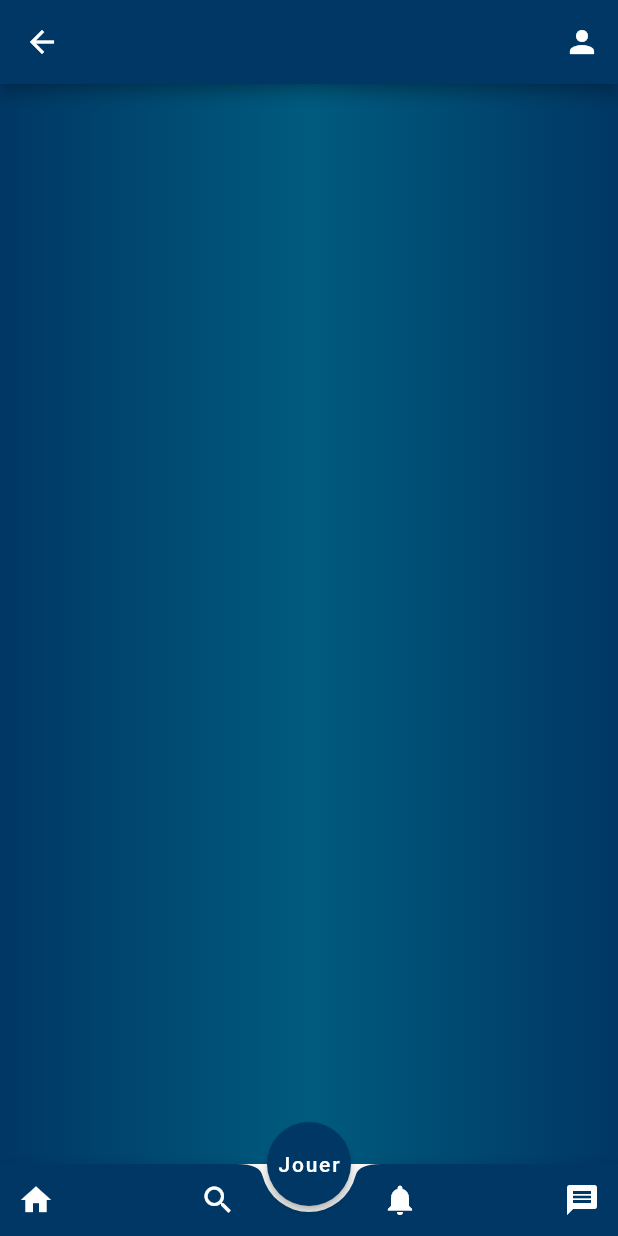
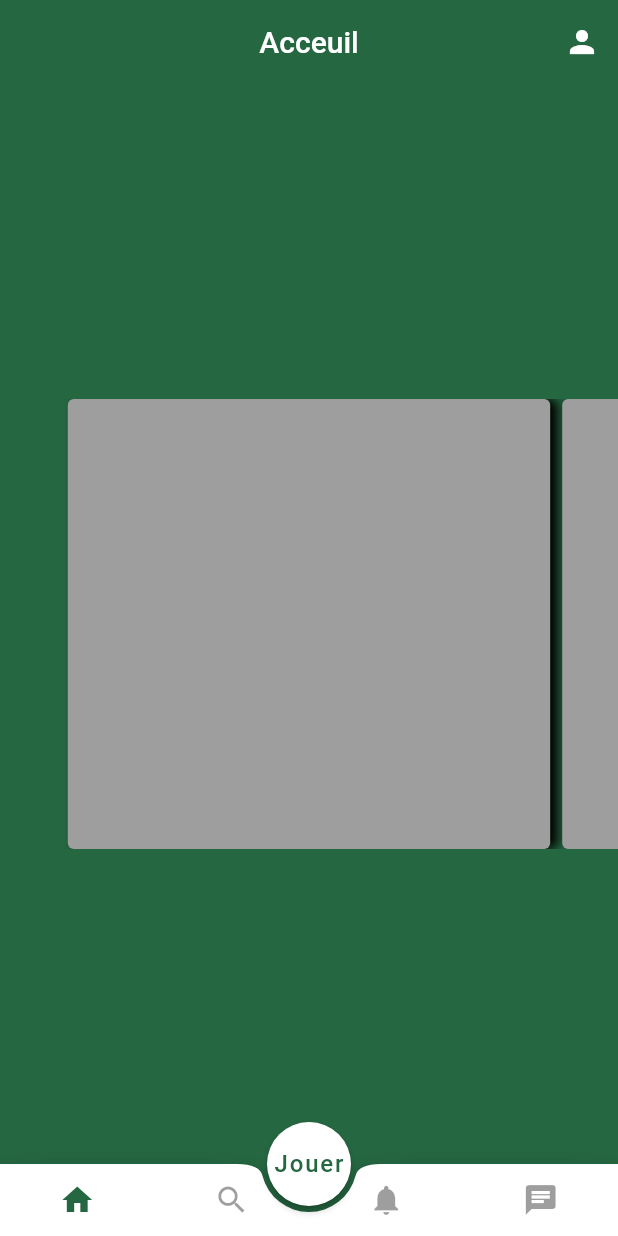
Before and after one commit to Rafik-Belkadi/l3abna-app, a Flutter app: the HomePage screen opened directly, on a phone screen of 412 x 824 dp. Run offline on Flutter 3.47's test engine with Material 2 defaults, Android fonts, the phone set to English and light mode, and no system bars; our stand-ins replace firebase_auth, font_awesome_flutter; accounts and stored records are empty.

Commit message:
Added Cards view and navigation

```diff
--- a/lib/Pages/Home.dart
+++ b/lib/Pages/Home.dart
@@ -11,47 +11,106 @@ class HomePage extends StatefulWidget {
 
 class HomePageState extends State<HomePage> {
   final GlobalKey<ScaffoldState> _scaffoldKey = new GlobalKey<ScaffoldState>();
+
+  int _currentTab = 0;
+
+  Widget _home = Text('Acceuil');
+  Widget _search = Text('seach');
+  Widget _notifications = Text('Notifications');
+  Widget _messages = Text('messages');
+  Widget _body = Text('Acceuil');
+
+
+  List _bottomItems = [
+    {"icon": Icons.home, "index": 0},
+    {"icon": Icons.search, "index": 1},
+    {"icon": Icons.notifications, "index": 2},
+    {"icon": Icons.chat, "index": 3},
+  ];
+
+  void setBody(Widget widget) {
+    setState(() {
+      _body = widget;
+    });
+  }
+
+  @override
+  void initState() {
+    super.initState();
+
+    changeTab(index: 0);
+  }
+
+  // On tap handling ( Bottom app bar... navigation ect)
+
   @override
   Widget build(BuildContext context) {
-    return new Scaffold(
-        //  Background color
-        backgroundColor: Colors.transparent,
+    return Scaffold(
+        backgroundColor: Color(0xFF256741),
         key: _scaffoldKey,
-        //  AppBar
-        appBar: AppBar(
-          backgroundColor: Color(0xFF003764),
-          actions: <Widget>[
-            IconButton(
-              onPressed: () => _scaffoldKey.currentState.openEndDrawer(),
-              icon: Icon(
-                Icons.person,
-                color: Colors.white,
+
+        appBar: _body ==_home || _body ==_notifications ? buildAppBar() : null,
+
+        endDrawer: _body ==_home ? buildDrawer() : null,
+
+        body: buildBody(),
+
+        floatingActionButtonLocation: FloatingActionButtonLocation.centerDocked,
+
+        floatingActionButton: FloatingActionButton(
+          backgroundColor: Colors.white,
+          onPressed: () => {},
+          tooltip: 'Increment',
+          child: Text(
+            'Jouer',
+            style: TextStyle(
+              color: Color(0xFF256741),
+              fontSize: 16.0
             ),
-            )
-          ],
           ),
-        endDrawer: Drawer(
+          elevation: 2.0,
+        ),
+
+        bottomNavigationBar: _buildBottomNavigation(context)
+    );
+  }
+
+// --------------------------------------------------------------------------------------------------
+  // Refractoring Part
+// --------------------------------------------------------------------------------------------------
+  //  Change tab function for bottom navigation bar
+  void changeTab({index = 0}) {
+    switch (index) {
+      case 0:
+        setBody(_home);
+        break;
+      case 1:
+        setBody(_search);
+        break;
+      case 2:
+        setBody(_notifications);
+        break;
+      case 3:
+        setBody(_messages);
+        break;
+    }
+  }
+
+//  Drawer
+  Drawer buildDrawer() {
+    return Drawer(
       child: Directionality(
         textDirection: TextDirection.ltr,
         child: ListView(
           children: <Widget>[
             UserAccountsDrawerHeader(
               decoration: new BoxDecoration(
-                    gradient: new LinearGradient(
-                        colors: [
-                          const Color(0xFF003764),
-                          const Color(0xFF005B7F),
-                          const Color(0xFF003764)
-                        ],
-                        begin: const FractionalOffset(0.0, 0.0),
-                        end: const FractionalOffset(1.0, 0.0),
-                        stops: [0.0, 0.5, 1.0],
-                        tileMode: TileMode.clamp),
+                color: Color(0xFF256741),
               ),
               accountName: Text("Ashish Rawat"),
               accountEmail: Text("ashishrawat2911@gmail.com"),
               currentAccountPicture: CircleAvatar(
-                    backgroundColor: Color(0xFF003764),
+                backgroundColor: Colors.white,
                 child: Text(
                   "A",
                   style: TextStyle(fontSize: 40.0),
@@ -61,77 +120,102 @@ class HomePageState extends State<HomePage> {
           ],
         ),
       ),
+    );
+  }
+
+  //  AppBar
+  AppBar buildAppBar() {
+    return AppBar(
+      title: _body == _home ? _home :_body ==_notifications ? _notifications : null,
+      centerTitle: true,
+      backgroundColor: Color(0xFF256741),
+      elevation: 0.0,
+      actions: _body == _home ? <Widget>[
+        IconButton(
+          onPressed: () => _scaffoldKey.currentState.openEndDrawer(),
+          icon: Icon(
+            Icons.person,
+            color: Colors.white,
           ),
+        )
+      ] : null,
+    );
+  }
 
-        //  Body
-        body: Container(
-            decoration: new BoxDecoration(
-          gradient: new LinearGradient(
-              colors: [
-                const Color(0xFF003764),
-                const Color(0xFF005B7F),
-                const Color(0xFF003764)
-              ],
-              begin: const FractionalOffset(0.0, 0.0),
-              end: const FractionalOffset(1.0, 0.0),
-              stops: [0.0, 0.5, 1.0],
-              tileMode: TileMode.clamp),
-        )),
-        // Body End ------------
+  // Bottom navigation Bar with FAB center docked
+  _buildBottomNavigation(BuildContext context) {
+    var _items = <BottomNavigationBarItem>[];
 
-        // Floating Button section
-        floatingActionButtonLocation: FloatingActionButtonLocation.centerDocked,
-        floatingActionButton: FloatingActionButton(
-          backgroundColor: Color(0xFF003764),
-          onPressed: () {},
-          tooltip: 'Increment',
-          child: Text('Jouer'),
-          elevation: 2.0,
+    for (var item in _bottomItems) {
+      _items.add(new BottomNavigationBarItem(
+        icon: new Icon(
+          item['icon'],
+          color: Colors.black,
         ),
+        title: new Text(''),
+      ));
+    }
 
-        // --------------------------
-
-        //  Bottom Appbar
-        bottomNavigationBar: BottomAppBar(
+    return new BottomAppBar(
+      color: Colors.white,
       shape: CircularNotchedRectangle(),
       notchMargin: 4.0,
-          color: Color(0xFF003764),
-          child: Row(
-            mainAxisAlignment: MainAxisAlignment.spaceBetween,
-            mainAxisSize: MainAxisSize.max,
-            children: <Widget>[
-              IconButton(
-                icon: Icon(
-                  Icons.home,
-                  color: Colors.white,
+      child: new Row(
+        mainAxisAlignment: MainAxisAlignment.spaceAround,
+        children: _bottomItems.map((x) {
+          return new IconButton(
+            icon: new Icon(
+              x['icon'],
+              color: _currentTab == x['index'] ? Color(0xFF256741) : Colors.black38,
             ),
-                onPressed: () => {},
+            onPressed: () {
+              setState(() {
+                _currentTab = x['index'];
+              });
+              changeTab(index: x['index']);
+            },
+          );
+        }).toList(),
       ),
-              IconButton(
-                icon: Icon(
-                  Icons.search,
-                  color: Colors.white,
+    );
+  }
+
+  // Body
+  Widget buildBody() {
+    return Center(child : _buildCarousel(context));
+  }
+
+
+  Widget _buildCarousel(BuildContext context) {
+    return
+        SizedBox(
+          // you may want to use an aspect ratio here for tablet support
+          height: 300.0,
+          child: PageView.builder(
+            // store this controller in a State to save the carousel scroll position
+            controller: PageController(viewportFraction: 0.8),
+            itemBuilder: (BuildContext context, int itemIndex) {
+              return _buildCarouselItem(context, itemIndex);
+            },
           ),
-                onPressed: () => {},
+        );
+  }
+
+  Widget _buildCarouselItem(BuildContext context, int itemIndex) {
+    return Padding(
+      padding: EdgeInsets.symmetric(horizontal: 4.0),
+      child: Container(
+        decoration: BoxDecoration(
+          color: Colors.grey,
+          borderRadius: BorderRadius.all(Radius.circular(4.0)),
+          boxShadow: [
+            BoxShadow(
+              offset: new Offset(5.0, 0.0),
+              blurRadius: 5.0,
             ),
-              IconButton(
-                icon: Icon(
-                  Icons.notifications,
-                  color: Colors.white,
+          ]
         ),
-                onPressed: () => {},
       ),
-              IconButton(
-                icon: Icon(
-                  Icons.message,
-                  color: Colors.white,
-                ),
-                onPressed: () => {},
-              ),
-            ],
-          ),
-        )
-        //  End bottom appbar -------
     );
   }
 }
--- a/lib/main.dart
+++ b/lib/main.dart
@@ -3,6 +3,9 @@ import 'package:firebase_auth/firebase_auth.dart';
 
 import 'root_page.dart';
 import 'Auth/auth.dart';
+
+import 'Pages/Home.dart';
+
 
 void main() => runApp(MyApp());
 
@@ -20,6 +23,11 @@ class MyApp extends StatelessWidget{
             ),
       title: 'L3abna?',
       home: RootPage(auth: new Auth()),
+      routes: {
+
+        '/home'         : (context) => HomePage(),
+
+      },
     );
   }
 }
```
Lines whose indentation alone changed are shown as unchanged.
